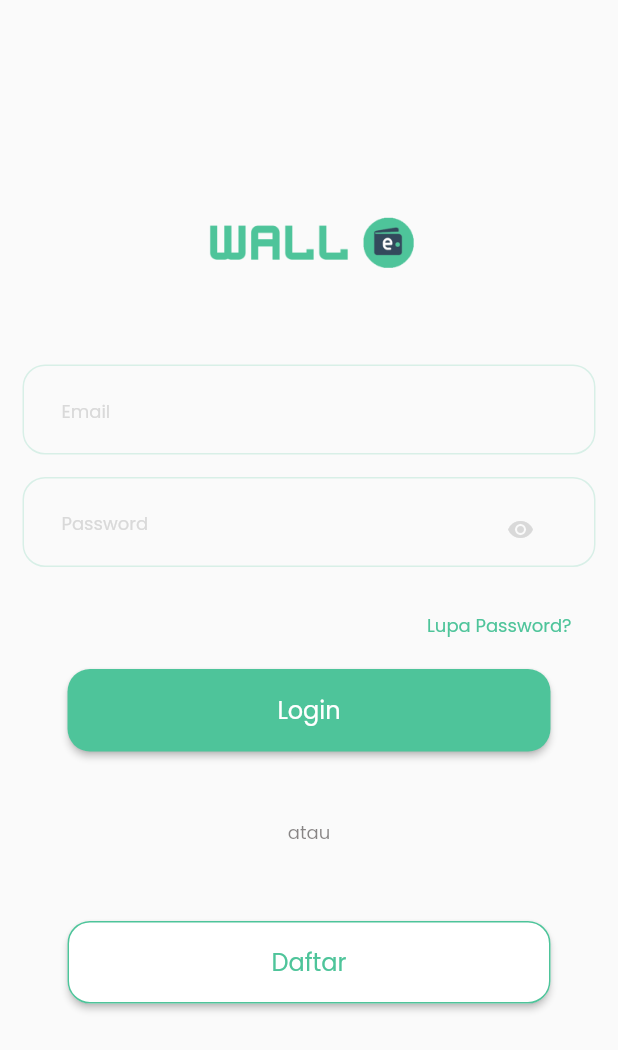
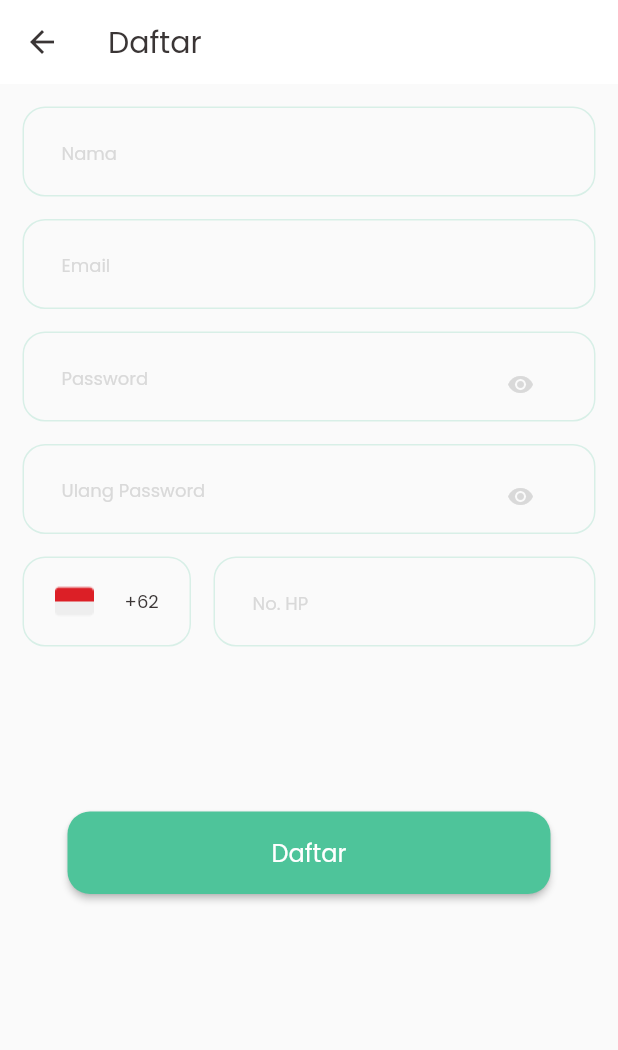
Before and after one commit to GTRANS/walle-mobile, a Flutter app: the LoginScreen screen opened by its route, after a tap on "Daftar", on a phone screen of 412 x 824 dp. Shown: the top 1050 px of the screen. Run offline on Flutter 3.47's test engine with Material 2 defaults, Android fonts, the phone set to English and light mode, and no system bars; drawn by our look-alikes of auto_size_text; our stand-ins replace shared_preferences; accounts and stored records are empty.

Commit message:
feat: add register screen

```diff
--- a/lib/screens/auth/login_screen.dart
+++ b/lib/screens/auth/login_screen.dart
@@ -235,7 +235,9 @@ class _LoginFormState extends State<LoginForm> {
                           ),
                         ),
                       ),
-                      onPressed: () {},
+                      onPressed: () {
+                        Navigator.of(context).pushNamed('/register');
+                      },
                       child: const AutoSizeText(
                         'Daftar',
                         style: TextStyle(
--- /dev/null
+++ b/lib/screens/auth/register_screen.dart
@@ -0,0 +1,325 @@
+import 'package:auto_size_text/auto_size_text.dart';
+import 'package:capstone/constants/color_constants.dart';
+import 'package:flutter/material.dart';
+
+class RegisterScreen extends StatelessWidget {
+  const RegisterScreen({Key? key}) : super(key: key);
+
+  @override
+  Widget build(BuildContext context) {
+    return Scaffold(
+      appBar: AppBar(
+        leading: const BackButton(color: CustomColors.black),
+        title: const Text(
+          'Daftar',
+          style: TextStyle(color: CustomColors.black),
+        ),
+        backgroundColor: CustomColors.white,
+        elevation: 0,
+      ),
+      body: RegisterForm(),
+    );
+  }
+}
+
+class RegisterForm extends StatefulWidget {
+  const RegisterForm({Key? key}) : super(key: key);
+
+  @override
+  State<RegisterForm> createState() => _RegisterFormState();
+}
+
+class _RegisterFormState extends State<RegisterForm> {
+  bool _passwordVisible = true;
+  bool _confirmPasswordVisible = true;
+
+  TextEditingController nameController = TextEditingController();
+  TextEditingController emailController = TextEditingController();
+  TextEditingController passwordController = TextEditingController();
+  TextEditingController confirmPasswordController = TextEditingController();
+  TextEditingController phoneController = TextEditingController();
+
+  final _formKey = GlobalKey<FormState>();
+
+  @override
+  Widget build(BuildContext context) {
+    return Form(
+      key: _formKey,
+      child: Padding(
+        padding: const EdgeInsets.all(15.0),
+        child: Column(
+          crossAxisAlignment: CrossAxisAlignment.stretch,
+          children: [
+            Container(
+              height: 60,
+              margin: const EdgeInsets.only(bottom: 15),
+              decoration: BoxDecoration(
+                borderRadius: BorderRadius.circular(15),
+                border: Border.all(
+                  color: CustomColors.main.withOpacity(0.2),
+                ),
+              ),
+              child: Padding(
+                padding:
+                    const EdgeInsets.only(left: 25.0, top: 10.0, right: 25.0),
+                child: TextFormField(
+                  validator: (value) {
+                    if (value == null || value.isEmpty) {
+                      return '* Required';
+                    }
+                    return null;
+                  },
+                  controller: nameController,
+                  keyboardType: TextInputType.name,
+                  decoration: const InputDecoration(
+                    hintText: 'Nama',
+                    hintStyle: TextStyle(
+                      color: CustomColors.grey,
+                      fontSize: 12.0,
+                    ),
+                    isDense: true,
+                    border: InputBorder.none,
+                  ),
+                ),
+              ),
+            ),
+            Container(
+              height: 60,
+              margin: const EdgeInsets.only(bottom: 15),
+              decoration: BoxDecoration(
+                borderRadius: BorderRadius.circular(15),
+                border: Border.all(
+                  color: CustomColors.main.withOpacity(0.2),
+                ),
+              ),
+              child: Padding(
+                padding:
+                    const EdgeInsets.only(left: 25.0, top: 10.0, right: 25.0),
+                child: TextFormField(
+                  validator: (value) {
+                    if (value == null || value.isEmpty) {
+                      return '* Required';
+                    }
+                    return null;
+                  },
+                  controller: emailController,
+                  keyboardType: TextInputType.emailAddress,
+                  decoration: const InputDecoration(
+                    hintText: 'Email',
+                    hintStyle: TextStyle(
+                      color: CustomColors.grey,
+                      fontSize: 12.0,
+                    ),
+                    isDense: true,
+                    border: InputBorder.none,
+                  ),
+                ),
+              ),
+            ),
+            Container(
+              height: 60,
+              margin: const EdgeInsets.only(bottom: 15),
+              decoration: BoxDecoration(
+                borderRadius: BorderRadius.circular(15),
+                border: Border.all(
+                  color: CustomColors.main.withOpacity(0.2),
+                ),
+              ),
+              child: Padding(
+                padding:
+                    const EdgeInsets.only(left: 25.0, top: 10.0, right: 25.0),
+                child: TextFormField(
+                  validator: (value) {
+                    if (value == null || value.isEmpty) {
+                      return '* Required';
+                    }
+                    return null;
+                  },
+                  controller: passwordController,
+                  keyboardType: TextInputType.visiblePassword,
+                  decoration: InputDecoration(
+                    hintText: 'Password',
+                    hintStyle: const TextStyle(
+                      color: CustomColors.grey,
+                      fontSize: 12.0,
+                    ),
+                    isDense: true,
+                    border: InputBorder.none,
+                    suffixIcon: IconButton(
+                      icon: Icon(
+                        _passwordVisible
+                            ? Icons.visibility
+                            : Icons.visibility_off,
+                        color: CustomColors.grey,
+                      ),
+                      onPressed: () {
+                        setState(() {
+                          _passwordVisible = !_passwordVisible;
+                        });
+                      },
+                    ),
+                  ),
+                  obscureText: _passwordVisible,
+                ),
+              ),
+            ),
+            Container(
+              height: 60,
+              margin: const EdgeInsets.only(bottom: 15),
+              decoration: BoxDecoration(
+                borderRadius: BorderRadius.circular(15),
+                border: Border.all(
+                  color: CustomColors.main.withOpacity(0.2),
+                ),
+              ),
+              child: Padding(
+                padding:
+                    const EdgeInsets.only(left: 25.0, top: 10.0, right: 25.0),
+                child: TextFormField(
+                  validator: (value) {
+                    if (value == null || value.isEmpty) {
+                      return '* Required';
+                    }
+                    if (value != passwordController.text) {
+                      return 'Tidak Sama!';
+                    }
+                    return null;
+                  },
+                  controller: confirmPasswordController,
+                  keyboardType: TextInputType.visiblePassword,
+                  decoration: InputDecoration(
+                    hintText: 'Ulang Password',
+                    hintStyle: const TextStyle(
+                      color: CustomColors.grey,
+                      fontSize: 12.0,
+                    ),
+                    isDense: true,
+                    border: InputBorder.none,
+                    suffixIcon: IconButton(
+                      icon: Icon(
+                        _confirmPasswordVisible
+                            ? Icons.visibility
+                            : Icons.visibility_off,
+                        color: CustomColors.grey,
+                      ),
+                      onPressed: () {
+                        setState(() {
+                          _confirmPasswordVisible = !_confirmPasswordVisible;
+                        });
+                      },
+                    ),
+                  ),
+                  obscureText: _confirmPasswordVisible,
+                ),
+              ),
+            ),
+            Row(
+              children: [
+                Expanded(
+                  flex: 1,
+                  child: Container(
+                    height: 60,
+                    margin: const EdgeInsets.only(bottom: 15, right: 15),
+                    decoration: BoxDecoration(
+                      borderRadius: BorderRadius.circular(15),
+                      border: Border.all(
+                        color: CustomColors.main.withOpacity(0.2),
+                      ),
+                    ),
+                    child: Row(
+                      mainAxisAlignment: MainAxisAlignment.spaceEvenly,
+                      children: [
+                        Image.asset(
+                          'assets/bendera.png',
+                          width: 26,
+                          height: 26,
+                        ),
+                        const AutoSizeText(
+                          '+62',
+                          style: TextStyle(
+                            fontSize: 12.0,
+                            color: CustomColors.black,
+                          ),
+                        ),
+                      ],
+                    ),
+                  ),
+                ),
+                Expanded(
+                  flex: 2,
+                  child: Container(
+                    height: 60,
+                    margin: const EdgeInsets.only(bottom: 15),
+                    decoration: BoxDecoration(
+                      borderRadius: BorderRadius.circular(15),
+                      border: Border.all(
+                        color: CustomColors.main.withOpacity(0.2),
+                      ),
+                    ),
+                    child: Padding(
+                      padding: const EdgeInsets.only(
+                          left: 25.0, top: 10.0, right: 25.0),
+                      child: TextFormField(
+                        validator: (value) {
+                          if (value == null || value.isEmpty) {
+                            return '* Required';
+                          }
+                          if (value.isNotEmpty) {
+                            String pattern =
+                                r'^[\+]?[(]?[0-9]{3}[)]?[-\s\.]?[0-9]{3}[-\s\.]?[0-9]{4,6}$';
+                            RegExp regExp = RegExp(pattern);
+
+                            if (!regExp.hasMatch(value)) {
+                              return 'No. HP tidak valid';
+                            }
+                          }
+                          return null;
+                        },
+                        controller: phoneController,
+                        keyboardType: TextInputType.phone,
+                        decoration: const InputDecoration(
+                          hintText: 'No. HP',
+                          hintStyle: TextStyle(
+                            color: CustomColors.grey,
+                            fontSize: 12.0,
+                          ),
+                          isDense: true,
+                          border: InputBorder.none,
+                        ),
+                      ),
+                    ),
+                  ),
+                ),
+              ],
+            ),
+            const SizedBox(height: 90),
+            Container(
+              height: 60,
+              padding: const EdgeInsets.only(top: 5, left: 30, right: 30),
+              child: ElevatedButton(
+                style: ButtonStyle(
+                  backgroundColor: MaterialStateProperty.all(CustomColors.main),
+                  shape: MaterialStateProperty.all<RoundedRectangleBorder>(
+                    RoundedRectangleBorder(
+                      borderRadius: BorderRadius.circular(15),
+                    ),
+                  ),
+                ),
+                onPressed: () async {
+                  if (_formKey.currentState!.validate()) {}
+                },
+                child: const AutoSizeText(
+                  'Daftar',
+                  style: TextStyle(
+                    fontSize: 16,
+                    color: CustomColors.white,
+                  ),
+                ),
+              ),
+            ),
+          ],
+        ),
+      ),
+    );
+  }
+}
--- a/pubspec.yaml
+++ b/pubspec.yaml
@@ -66,6 +66,7 @@ flutter:
     - assets/onboarding/onboarding-2.png
     - assets/onboarding/onboarding-3.png
     - assets/onboarding/next.png
+    - assets/bendera.png
 
   # An image asset can refer to one or more resolution-specific "variants", see
   # https://flutter.dev/assets-and-images/#resolution-aware
```
Also changed, not shown: assets/bendera.png (added).
